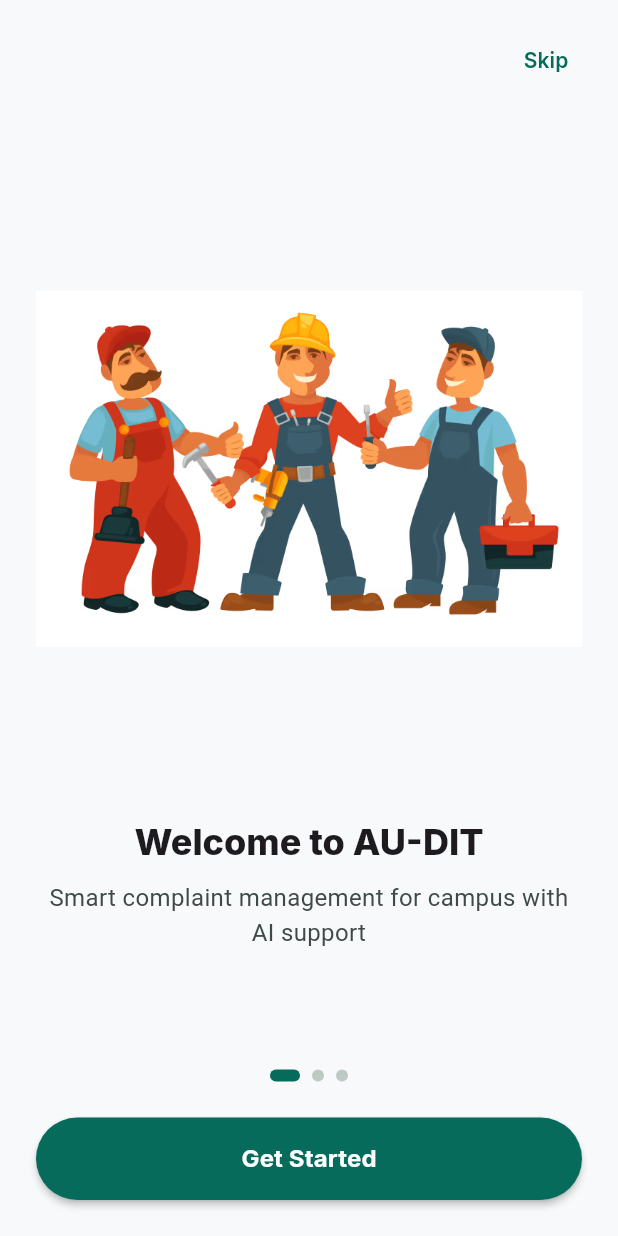
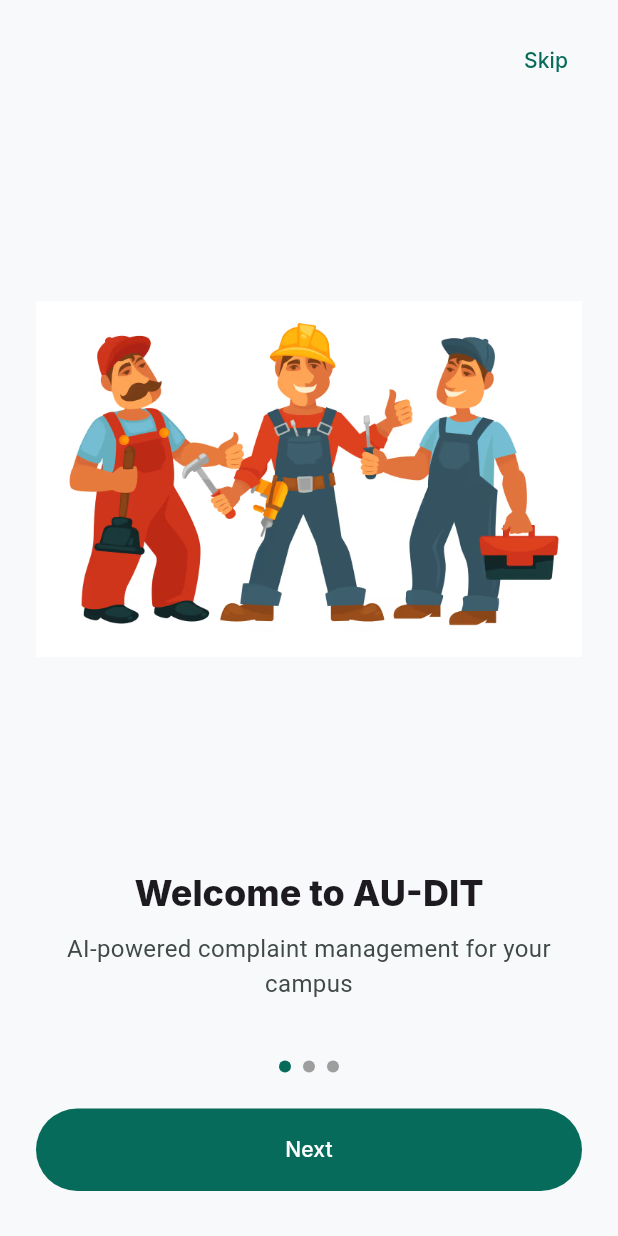
Before and after one commit to Hemanthh-D/AU-DIT, a Flutter app: the screen it shows after launch, on a phone screen of 412 x 824 dp. Run offline on Flutter 3.47's test engine with Material 3 defaults, Android fonts, the phone set to English and light mode, and no system bars; drawn by our look-alikes of smooth_page_indicator; our stand-ins replace fl_chart, go_router, google_fonts, image_picker.

Commit message:
Added premium onboarding screen

```diff
--- a/lib/screens/onboarding_screen.dart
+++ b/lib/screens/onboarding_screen.dart
@@ -1,8 +1,35 @@
 import 'package:flutter/material.dart';
 import 'package:go_router/go_router.dart';
+import 'package:smooth_page_indicator/smooth_page_indicator.dart';
 
-class OnboardingScreen extends StatelessWidget {
+class OnboardingScreen extends StatefulWidget {
   const OnboardingScreen({super.key});
+
+  @override
+  State<OnboardingScreen> createState() => _OnboardingScreenState();
+}
+
+class _OnboardingScreenState extends State<OnboardingScreen> {
+  final PageController _controller = PageController();
+  int currentIndex = 0;
+
+  final pages = [
+    {
+      "image": "assets/image.png",
+      "title": "Welcome to AU-DIT",
+      "desc": "AI-powered complaint management for your campus",
+    },
+    {
+      "image": "assets/image.png",
+      "title": "Track Complaints",
+      "desc": "Real-time updates & technician tracking",
+    },
+    {
+      "image": "assets/image.png",
+      "title": "Fast Resolution",
+      "desc": "Get issues resolved quickly & efficiently",
+    },
+  ];
 
   @override
   Widget build(BuildContext context) {
@@ -13,128 +40,140 @@ class OnboardingScreen extends StatelessWidget {
       body: SafeArea(
         child: Column(
           children: [
-            // 🔝 SKIP BUTTON
+            // 🔝 SKIP
             Align(
               alignment: Alignment.topRight,
               child: Padding(
                 padding: const EdgeInsets.all(16),
                 child: TextButton(
                   onPressed: () => context.go('/login'),
+                  child: const Text("Skip"),
+                ),
+              ),
+            ),
+
+            // 📱 PAGES
+            Expanded(
+              child: PageView.builder(
+                controller: _controller,
+                itemCount: pages.length,
+                onPageChanged: (index) {
+                  setState(() => currentIndex = index);
+                },
+                itemBuilder: (context, index) {
+                  final page = pages[index];
+
+                  return AnimatedBuilder(
+                    animation: _controller,
+                    builder: (context, child) {
+                      double value = 1.0;
+
+                      if (_controller.position.haveDimensions) {
+                        value = _controller.page! - index;
+                        value = (1 - (value.abs() * 0.3)).clamp(0.0, 1.0);
+                      }
+
+                      return Transform.scale(
+                        scale: value,
+                        child: Opacity(
+                          opacity: value,
+                          child: Padding(
+                            padding: const EdgeInsets.symmetric(horizontal: 24),
+                            child: Column(
+                              mainAxisAlignment: MainAxisAlignment.center,
+                              children: [
+                                // 🖼 IMAGE
+                                Expanded(
+                                  child: Image.asset(
+                                    page["image"]!,
+                                    fit: BoxFit.contain,
+                                    errorBuilder: (_, __, ___) =>
+                                        const Icon(Icons.image, size: 100),
+                                  ),
+                                ),
+
+                                const SizedBox(height: 20),
+
+                                // 📝 TITLE
+                                Text(
+                                  page["title"]!,
+                                  textAlign: TextAlign.center,
+                                  style: Theme.of(context)
+                                      .textTheme
+                                      .headlineSmall
+                                      ?.copyWith(fontWeight: FontWeight.w800),
+                                ),
+
+                                const SizedBox(height: 10),
+
+                                // 📄 DESCRIPTION
+                                Text(
+                                  page["desc"]!,
+                                  textAlign: TextAlign.center,
+                                  style: Theme.of(context).textTheme.bodyMedium
+                                      ?.copyWith(
+                                        color: scheme.onSurfaceVariant,
+                                      ),
+                                ),
+
+                                const SizedBox(height: 40),
+                              ],
+                            ),
+                          ),
+                        ),
+                      );
+                    },
+                  );
+                },
+              ),
+            ),
+
+            // 🔘 DOT INDICATOR
+            SmoothPageIndicator(
+              controller: _controller,
+              count: pages.length,
+              effect: WormEffect(
+                dotHeight: 8,
+                dotWidth: 8,
+                activeDotColor: scheme.primary,
+              ),
+            ),
+
+            const SizedBox(height: 24),
+
+            // 🚀 BUTTON
+            Padding(
+              padding: const EdgeInsets.symmetric(horizontal: 24),
+              child: SizedBox(
+                width: double.infinity,
+                height: 55,
+                child: FilledButton(
+                  onPressed: () {
+                    if (currentIndex == pages.length - 1) {
+                      context.go('/login');
+                    } else {
+                      _controller.nextPage(
+                        duration: const Duration(milliseconds: 400),
+                        curve: Curves.easeInOut,
+                      );
+                    }
+                  },
+                  style: FilledButton.styleFrom(
+                    shape: RoundedRectangleBorder(
+                      borderRadius: BorderRadius.circular(30),
+                    ),
+                  ),
                   child: Text(
-                    "Skip",
-                    style: TextStyle(
-                      color: scheme.primary,
-                      fontWeight: FontWeight.w600,
-                    ),
+                    currentIndex == pages.length - 1 ? "Get Started" : "Next",
                   ),
                 ),
               ),
             ),
 
-            // 🖼 IMAGE (SAFE VERSION)
-            Expanded(
-              flex: 5,
-              child: Padding(
-                padding: const EdgeInsets.symmetric(horizontal: 24),
-                child: Image.asset(
-                  'assets/image.png',
-                  fit: BoxFit.contain,
-
-                  // ✅ VERY IMPORTANT (prevents crash if asset missing)
-                  errorBuilder: (context, error, stackTrace) {
-                    return const Center(
-                      child: Icon(Icons.image_not_supported, size: 80),
-                    );
-                  },
-                ),
-              ),
-            ),
-
-            // 📝 TEXT SECTION
-            Expanded(
-              flex: 3,
-              child: Padding(
-                padding: const EdgeInsets.symmetric(horizontal: 24),
-                child: Column(
-                  children: [
-                    Text(
-                      "Welcome to AU-DIT",
-                      textAlign: TextAlign.center,
-                      style: Theme.of(context).textTheme.headlineSmall
-                          ?.copyWith(fontWeight: FontWeight.w800),
-                    ),
-
-                    const SizedBox(height: 10),
-
-                    Text(
-                      "Smart complaint management for campus with AI support",
-                      textAlign: TextAlign.center,
-                      style: Theme.of(context).textTheme.bodyMedium?.copyWith(
-                        color: scheme.onSurfaceVariant,
-                      ),
-                    ),
-
-                    const Spacer(),
-
-                    // 🔘 DOT INDICATOR
-                    Row(
-                      mainAxisAlignment: MainAxisAlignment.center,
-                      children: [
-                        _dot(true, scheme),
-                        _dot(false, scheme),
-                        _dot(false, scheme),
-                      ],
-                    ),
-
-                    const SizedBox(height: 24),
-
-                    // 🚀 GET STARTED BUTTON
-                    SizedBox(
-                      width: double.infinity,
-                      height: 55,
-                      child: FilledButton(
-                        onPressed: () {
-                          context.go('/login');
-                        },
-                        style: FilledButton.styleFrom(
-                          backgroundColor: scheme.primary,
-                          foregroundColor: scheme.onPrimary,
-                          elevation: 2,
-                          shape: RoundedRectangleBorder(
-                            borderRadius: BorderRadius.circular(30),
-                          ),
-                        ),
-                        child: const Text(
-                          "Get Started",
-                          style: TextStyle(
-                            fontSize: 16,
-                            fontWeight: FontWeight.w700,
-                          ),
-                        ),
-                      ),
-                    ),
-
-                    const SizedBox(height: 24),
-                  ],
-                ),
-              ),
-            ),
+            const SizedBox(height: 30),
           ],
         ),
       ),
     );
   }
-
-  Widget _dot(bool active, ColorScheme scheme) {
-    return AnimatedContainer(
-      duration: const Duration(milliseconds: 300),
-      margin: const EdgeInsets.symmetric(horizontal: 4),
-      height: 8,
-      width: active ? 20 : 8,
-      decoration: BoxDecoration(
-        color: active ? scheme.primary : scheme.outlineVariant,
-        borderRadius: BorderRadius.circular(10),
-      ),
-    );
-  }
 }
--- a/pubspec.yaml
+++ b/pubspec.yaml
@@ -33,6 +33,7 @@ dependencies:
 
   # The following adds the Cupertino Icons font to your application.
   # Use with the CupertinoIcons class for iOS style icons.
+  smooth_page_indicator: ^1.1.0
   cupertino_icons: ^1.0.8
   google_fonts: ^6.3.1
   go_router: ^16.2.1
```
Also changed, not shown: pubspec.lock.
